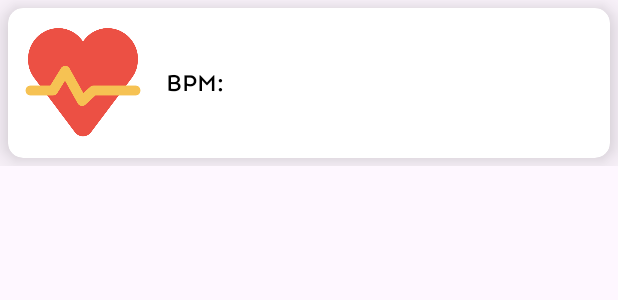
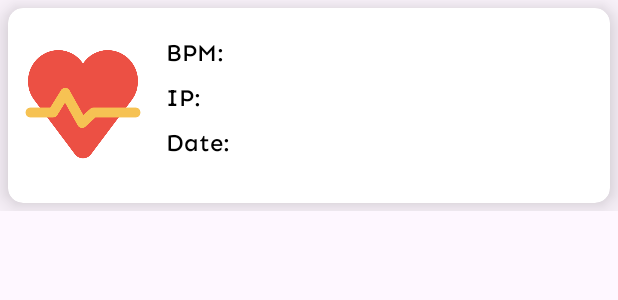
Before and after one commit to MakMoinee/oxiTrack, an Android app: the layout item_pulse.xml on its own in the app's theme, with its tools: preview values and no code run, on a phone screen of 412 x 824 dp. Shown: the top 300 px of the screen. Run offline under Robolectric (Android 15) with nearby library versions, the phone set to English and light mode, and no system bars.

Commit message:
update code

```diff
--- a/app/build.gradle
+++ b/app/build.gradle
@@ -54,7 +54,9 @@ dependencies {
 
     implementation platform('com.google.firebase:firebase-bom:32.8.0')
     implementation 'com.google.firebase:firebase-firestore'
-    implementation'com.github.MakMoinee:library:1.0.1-rc2'
+    implementation 'com.google.firebase:firebase-database'
+    implementation 'com.google.firebase:firebase-messaging'
+    implementation'com.github.MakMoinee:library:1.0.1-rc4'
     implementation 'org.projectlombok:lombok:1.18.28'
     implementation 'com.android.volley:volley:1.2.1'
     implementation 'com.google.code.gson:gson:2.10.1'
--- a/app/src/main/AndroidManifest.xml
+++ b/app/src/main/AndroidManifest.xml
@@ -2,7 +2,12 @@
 <manifest xmlns:android="http://schemas.android.com/apk/res/android"
     xmlns:tools="http://schemas.android.com/tools">
 
+    <uses-permission android:name="android.permission.INTERNET" />
+    <uses-permission android:name="android.permission.POST_NOTIFICATIONS" />
+    <uses-permission android:name="android.permission.ACCESS_NOTIFICATION_POLICY" />
+
     <application
+        android:name=".OxiTrackApp"
         android:allowBackup="true"
         android:dataExtractionRules="@xml/data_extraction_rules"
         android:fullBackupContent="@xml/backup_rules"
--- a/app/src/main/java/com/oxitrack/client/adapters/PulseAdapter.java
+++ b/app/src/main/java/com/oxitrack/client/adapters/PulseAdapter.java
@@ -39,6 +39,8 @@ public class PulseAdapter extends RecyclerView.Adapter<PulseAdapter.ViewHolder>
     public void onBindViewHolder(@NonNull PulseAdapter.ViewHolder holder, int position) {
         Pulse pulse = pulseList.get(position);
         holder.txtBPM.setText(String.format("BPM: %1.2f", pulse.getBPM()));
+        holder.txtIP.setText(String.format("IP: %s", pulse.getIp()));
+        holder.txtDate.setText(String.format("Date: %s", pulse.getDate()));
     }
 
     @Override
@@ -47,11 +49,13 @@ public class PulseAdapter extends RecyclerView.Adapter<PulseAdapter.ViewHolder>
     }
 
     public class ViewHolder extends RecyclerView.ViewHolder {
-        TextView txtBPM;
+        TextView txtBPM, txtIP, txtDate;
 
         public ViewHolder(@NonNull View itemView) {
             super(itemView);
             txtBPM = itemView.findViewById(R.id.txtBPM);
+            txtIP = itemView.findViewById(R.id.txtIP);
+            txtDate = itemView.findViewById(R.id.txtDate);
         }
     }
 }
--- a/app/src/main/res/layout/item_pulse.xml
+++ b/app/src/main/res/layout/item_pulse.xml
@@ -21,6 +21,7 @@
                 android:id="@+id/imgPulse"
                 android:layout_width="80dp"
                 android:layout_height="80dp"
+                android:layout_centerVertical="true"
                 android:src="@drawable/pulse" />
 
             <TextView
@@ -28,10 +29,37 @@
                 android:layout_width="wrap_content"
                 android:layout_height="wrap_content"
                 android:layout_marginLeft="15dp"
-                android:layout_centerVertical="true"
+                android:layout_marginTop="10dp"
                 android:layout_toRightOf="@+id/imgPulse"
                 android:fontFamily="@font/sen_medium"
                 android:text="BPM:"
+                android:textColor="@android:color/black"
+                android:textSize="16sp" />
+
+            <TextView
+                android:id="@+id/txtIP"
+                android:layout_width="wrap_content"
+                android:layout_height="wrap_content"
+                android:layout_below="@+id/txtBPM"
+                android:layout_marginLeft="15dp"
+                android:layout_marginTop="10dp"
+                android:layout_toRightOf="@+id/imgPulse"
+                android:fontFamily="@font/sen_medium"
+                android:text="IP:"
+                android:textColor="@android:color/black"
+                android:textSize="16sp" />
+
+            <TextView
+                android:id="@+id/txtDate"
+                android:layout_width="wrap_content"
+                android:layout_height="wrap_content"
+                android:layout_below="@+id/txtIP"
+                android:layout_marginLeft="15dp"
+                android:layout_marginTop="10dp"
+                android:layout_marginBottom="20dp"
+                android:layout_toRightOf="@+id/imgPulse"
+                android:fontFamily="@font/sen_medium"
+                android:text="Date:"
                 android:textColor="@android:color/black"
                 android:textSize="16sp" />
 
```
Also changed, not shown: app/src/main/java/com/oxitrack/client/OxiTrackApp.java (added, +13 -0 lines), app/src/main/java/com/oxitrack/client/models/Pulse.java (+34 -8 lines), app/src/main/java/com/oxitrack/client/services/NotificationReceiver.java (added, +74 -0 lines), app/src/main/java/com/oxitrack/client/ui/devices/DeviceFragment.java (+5 -2 lines), app/src/main/java/com/oxitrack/client/ui/pulse/PulseFragment.java (+29 -5 lines).
